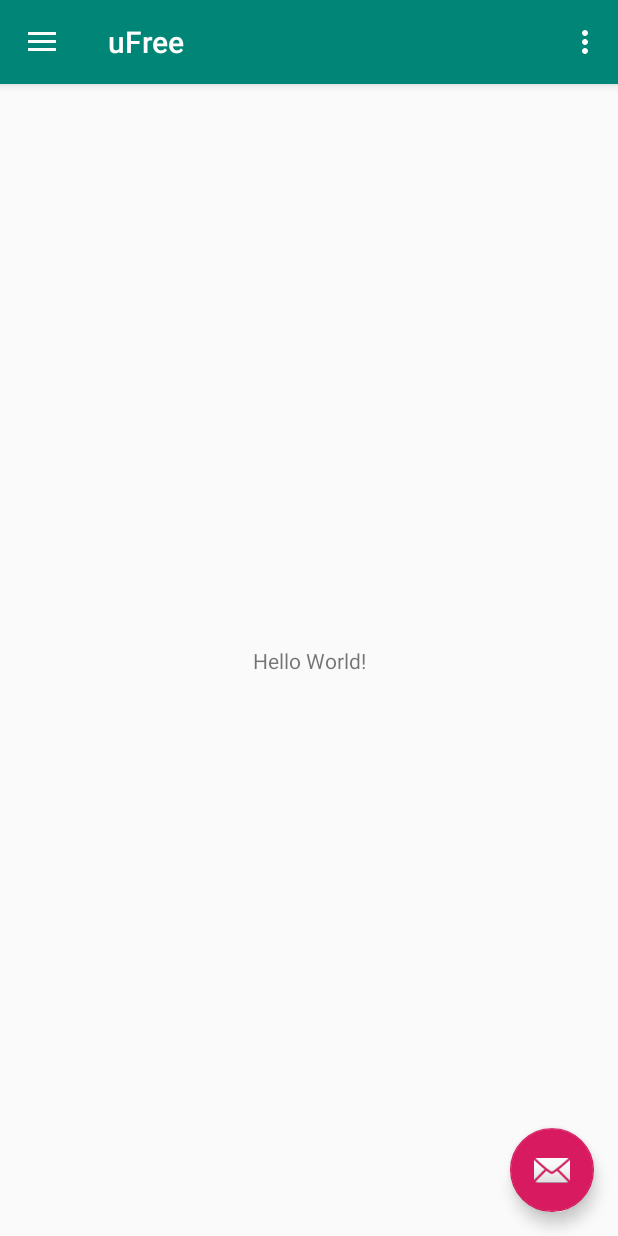
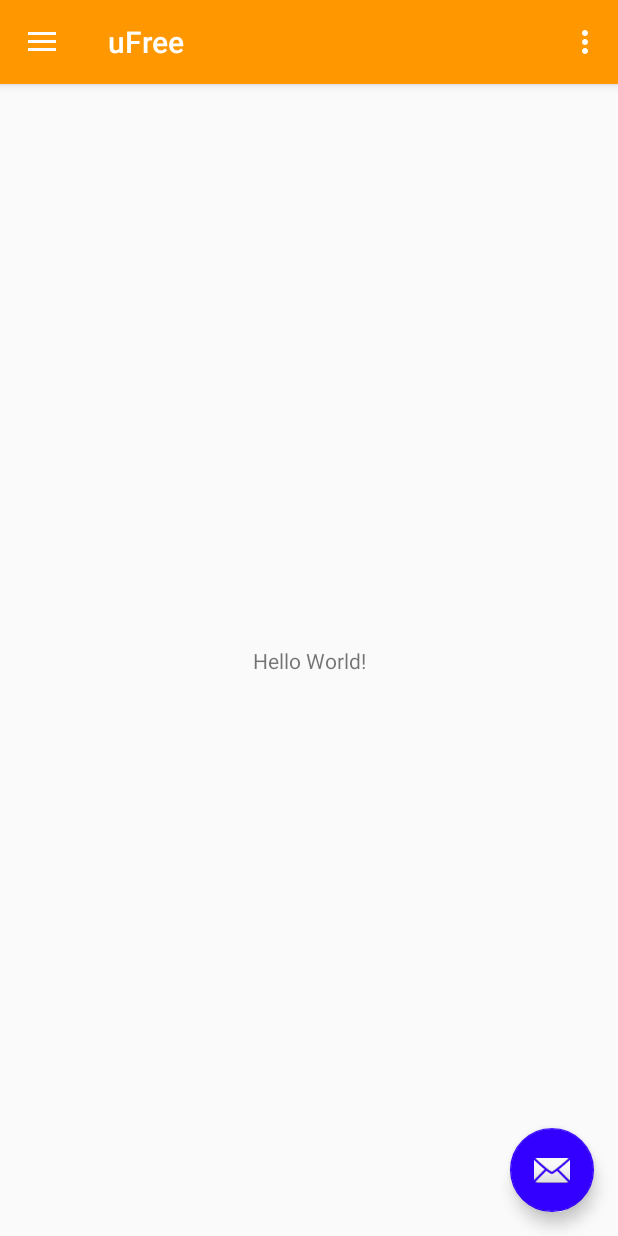
Before and after one commit to jhu-cs-uima-sp19/uFree, an Android app: the screen it shows after launch (MainActivity), on a phone screen of 412 x 824 dp. Run offline under Robolectric (Android 15) with nearby library versions, the phone set to English and light mode, and no system bars.

Commit message:
set up color

```diff
--- a/app/src/main/res/values/colors.xml
+++ b/app/src/main/res/values/colors.xml
@@ -1,6 +1,7 @@
 <?xml version="1.0" encoding="utf-8"?>
 <resources>
-    <color name="colorPrimary">#008577</color>
-    <color name="colorPrimaryDark">#00574B</color>
-    <color name="colorAccent">#D81B60</color>
+    <color name="colorPrimary">#ff9800</color>
+    <color name="colorPrimaryLight">#ffc947</color>
+    <color name="colorPrimaryDark">#c66900</color>
+    <color name="colorAccent">#3300ff</color>
 </resources>
```
